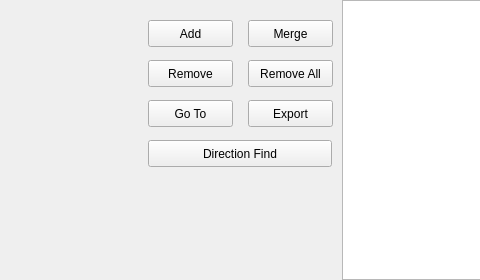
Before: the Qt Designer form wgt_marker_table.ui in Pacmanfan/SpectralRF, drawn with Qt 5; both pictures show x 154 to 634 and y 0 to 280 of the 1319 by 280 pixel window.
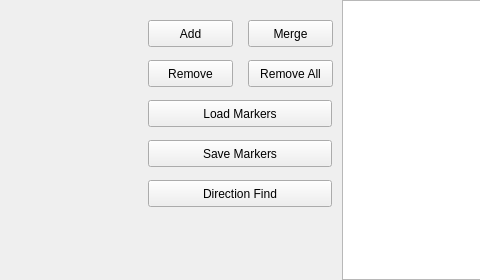
After: the same form once the commit is applied. Icons and pictures are not drawn. Custom widgets are drawn as their Qt base class.

The edit to the form file:
```diff
--- a/wgt_marker_table.ui
+++ b/wgt_marker_table.ui
@@ -99,36 +99,6 @@
         <normaloff>:/icons/minus</normaloff>:/icons/minus</iconset>
       </property>
      </widget>
-     <widget class="QPushButton" name="cmdGoto">
-      <property name="geometry">
-       <rect>
-        <x>20</x>
-        <y>100</y>
-        <width>85</width>
-        <height>27</height>
-       </rect>
-      </property>
-      <property name="text">
-       <string>Go To</string>
-      </property>
-      <property name="icon">
-       <iconset>
-        <normaloff>icons/forward_arrow.png</normaloff>icons/forward_arrow.png</iconset>
-      </property>
-     </widget>
-     <widget class="QPushButton" name="cmdExport">
-      <property name="geometry">
-       <rect>
-        <x>120</x>
-        <y>100</y>
-        <width>85</width>
-        <height>27</height>
-       </rect>
-      </property>
-      <property name="text">
-       <string>Export</string>
-      </property>
-     </widget>
      <widget class="QPushButton" name="cmdRemoveAll">
       <property name="geometry">
        <rect>
@@ -159,7 +129,7 @@
       <property name="geometry">
        <rect>
         <x>20</x>
-        <y>140</y>
+        <y>180</y>
         <width>184</width>
         <height>27</height>
        </rect>
@@ -168,6 +138,32 @@
        <string>Direction Find</string>
       </property>
      </widget>
+     <widget class="QPushButton" name="cmdLoadMarkers">
+      <property name="geometry">
+       <rect>
+        <x>20</x>
+        <y>100</y>
+        <width>184</width>
+        <height>27</height>
+       </rect>
+      </property>
+      <property name="text">
+       <string>Load Markers</string>
+      </property>
+     </widget>
+     <widget class="QPushButton" name="cmdSaveMarkers">
+      <property name="geometry">
+       <rect>
+        <x>20</x>
+        <y>140</y>
+        <width>184</width>
+        <height>27</height>
+       </rect>
+      </property>
+      <property name="text">
+       <string>Save Markers</string>
+      </property>
+     </widget>
     </widget>
    </item>
    <item>
```
Left out of the diff: 6 changed lines with no effect on the pictures.
